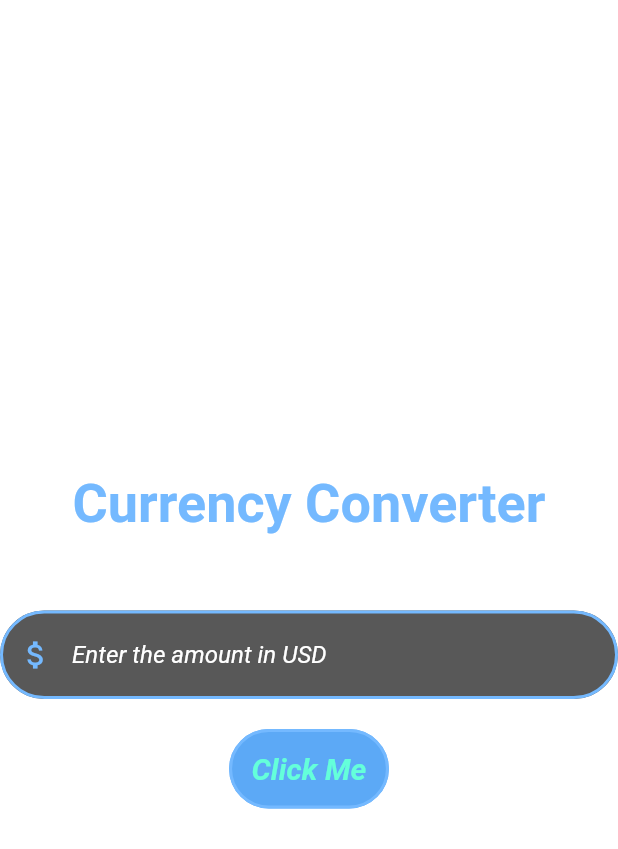
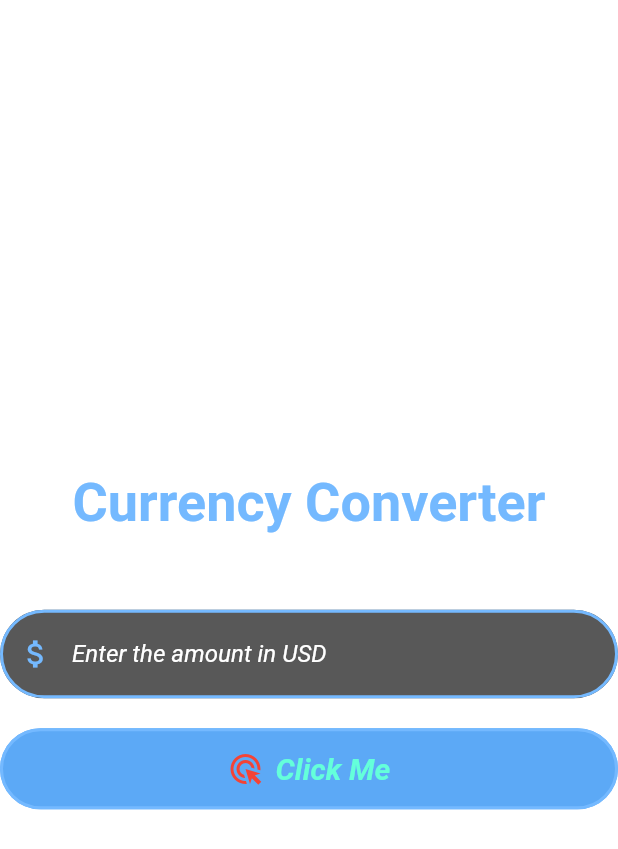
Before and after one commit to samrocks03/LearningFlutter, a Flutter app: the screen it shows after launch, on a phone screen of 412 x 824 dp. Shown: the top 849 px of the screen. Run offline on Flutter 3.47's test engine with Material 2 defaults, Android fonts, the phone set to English and light mode, and no system bars.

Commit message:
Playing with height in Button's style using MaterialStatePropertyAll

```diff
--- a/currency_converter/lib/currency_converter_material_page.dart
+++ b/currency_converter/lib/currency_converter_material_page.dart
@@ -78,15 +78,24 @@ class CurrencyConverterMaterialPage extends StatelessWidget {
                 }
               },
               style: ButtonStyle(
+
+                // Playing with size
+                // If u keep minimumSize with height : double.minPositive -> it'll only take the size of the widget it's containing
+                                          //   width : double.infinity -> it'll take the entire width from left -> right
+                minimumSize: MaterialStatePropertyAll(
+                    Size(double.infinity,
+                    double.minPositive),
+                  ),
                 backgroundColor: MaterialStateProperty.all<Color>(Color.fromARGB(255, 92, 169, 246)),
                 foregroundColor: MaterialStateProperty.all<Color>(Colors.tealAccent),
                 padding: MaterialStateProperty.all<EdgeInsets>(EdgeInsets.all(15)),
-                textStyle: MaterialStateProperty.all<TextStyle>(TextStyle(
-                  fontSize: 20,
-                  fontWeight: FontWeight.bold,
+                textStyle: MaterialStateProperty.all<TextStyle>(
+                  TextStyle(
+                    fontSize: 20,
+                    fontWeight: FontWeight.bold,
                   fontStyle: FontStyle.italic,
                   // color: Colors.white, //This color property can't be used, u need to use `foregroundColor`
-                )),
+                  )),
                 shape: MaterialStateProperty.all<RoundedRectangleBorder>(
                   RoundedRectangleBorder(
                     borderRadius: BorderRadius.circular(40),
@@ -103,8 +112,16 @@ class CurrencyConverterMaterialPage extends StatelessWidget {
                 debugPrint("I'm pressed"); //debugPrint returns only a string rather than an object{returned by print statement}
               // print("Button Clicked");
               },
-               child: Text("Click Me"),
-               )
+              child: Row(
+                mainAxisSize: MainAxisSize.min,
+                children: const [
+                  Icon(Icons.ads_click_sharp,
+                  color: Colors.red,),
+                  SizedBox(width: 8),
+                  Text("Click Me",)
+                ],
+              ),
+            ),
           ],
         ),
       ),
```
